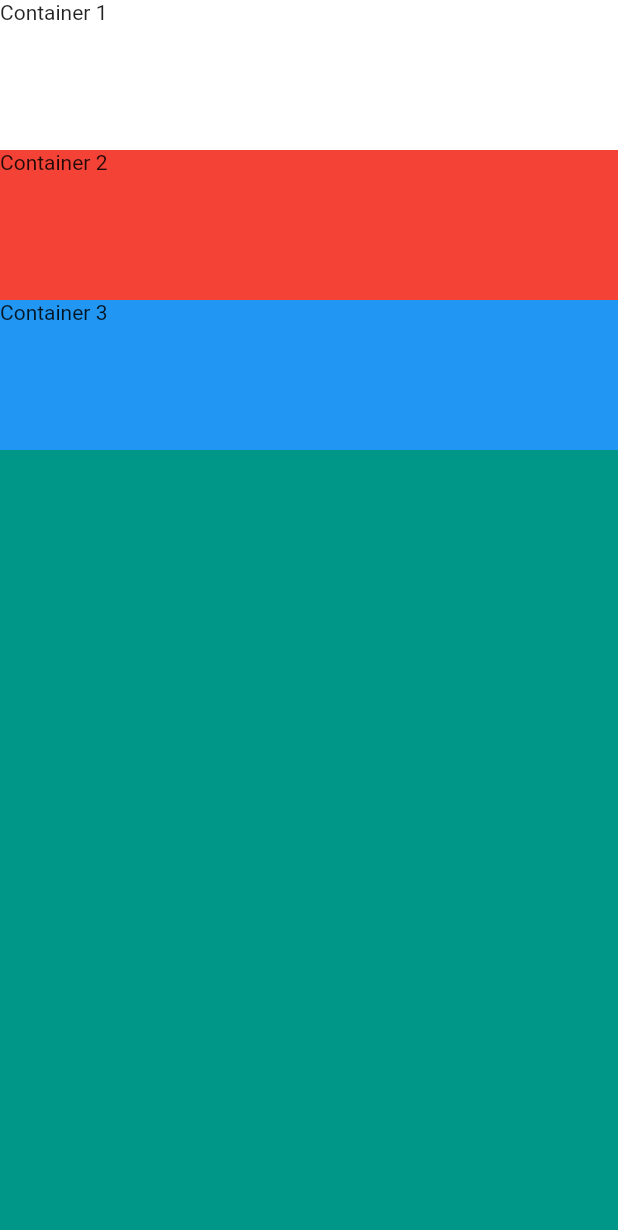
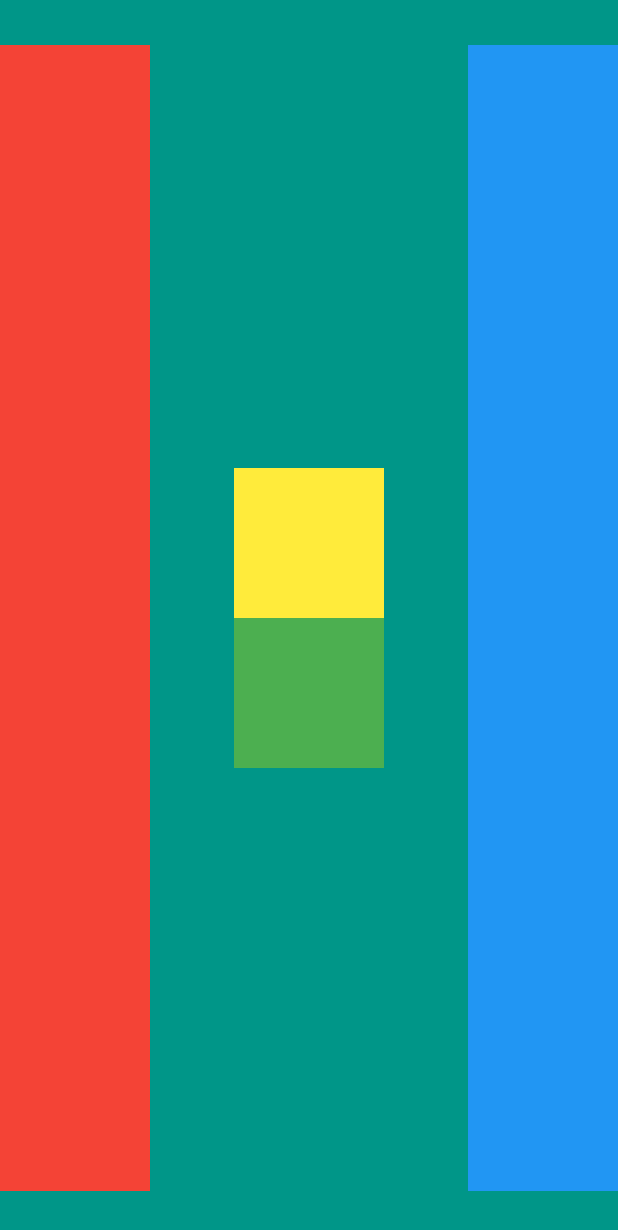
Before and after one commit to blomqvistandreas/MiCard, a Flutter app: the screen it shows after launch, on a phone screen of 412 x 824 dp. Shown: the top 1230 px of the screen. Run offline on Flutter 3.47's test engine with Material 2 defaults, Android fonts, the phone set to English and light mode, and no system bars.

Commit message:
Code Challenge Completed

```diff
--- a/lib/main.dart
+++ b/lib/main.dart
@@ -11,30 +11,41 @@ class MyApp extends StatelessWidget {
       home: Scaffold(
           backgroundColor: Colors.teal,
           body: SafeArea(
-            child: Column(
+            child: Row(
+              mainAxisAlignment: MainAxisAlignment.spaceBetween,
               crossAxisAlignment: CrossAxisAlignment.stretch,
               children: <Widget>[
+                // D60620 B70316 950217 7E0315
                 Container(
-              height: 100.0,
-              width: 100.0,
-              color: Colors.white,
-              child: Text('Container 1'),
+                  color: Colors.red,
+                  margin: EdgeInsets.symmetric(vertical: 30),
+                  width: 100,
                 ),
                 Container(
-              height: 100.0,
-              width: 100.0,
-              color: Colors.red,
-              child: Text('Container 2'),
+                  child: Column(
+                    mainAxisAlignment: MainAxisAlignment.center,
+                    children: <Widget>[
+                      Container(
+                        color: Colors.yellow,
+                        height: 100,
+                        width: 100,
                       ),
                       Container(
-              height: 100.0,
-              width: 100.0,
+                        color: Colors.green,
+                        height: 100,
+                        width: 100,
+                      )
+                    ],
+                  ),
+                ),
+                Container(
                   color: Colors.blue,
-              child: Text('Container 3'),
+                  margin: EdgeInsets.symmetric(vertical: 30),
+                  width: 100,
                 ),
               ],
+            ),
           )),
-      ),
     );
   }
 }
```
Also changed, not shown: 10 other files. Lines whose indentation alone changed are shown as unchanged.
